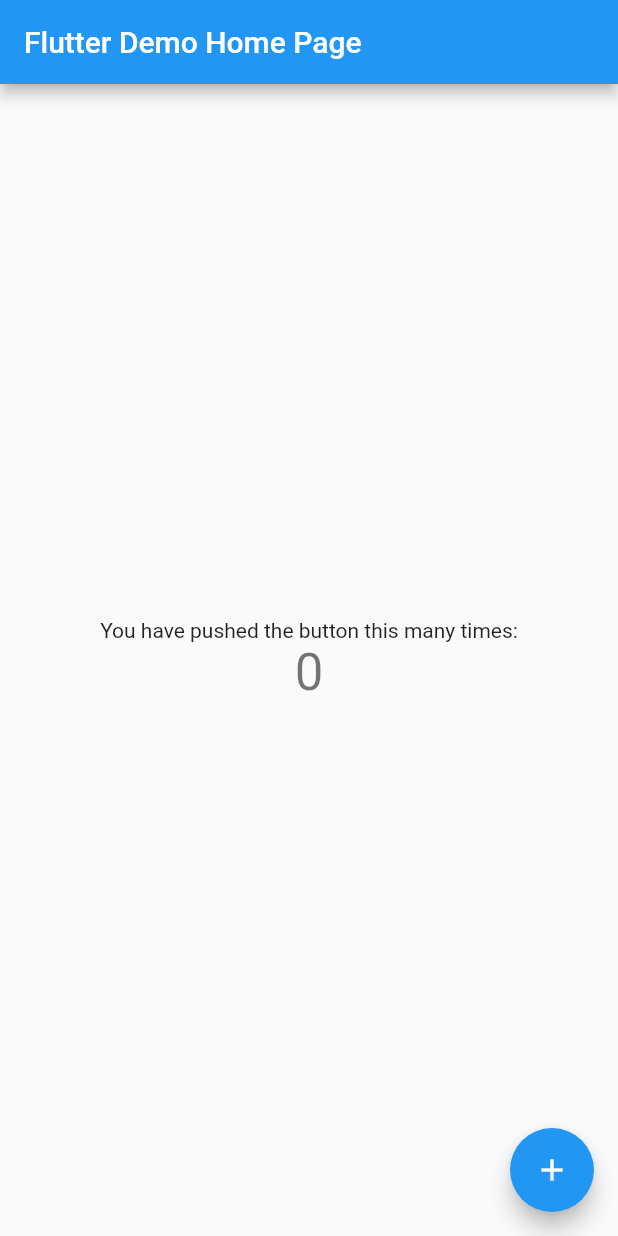
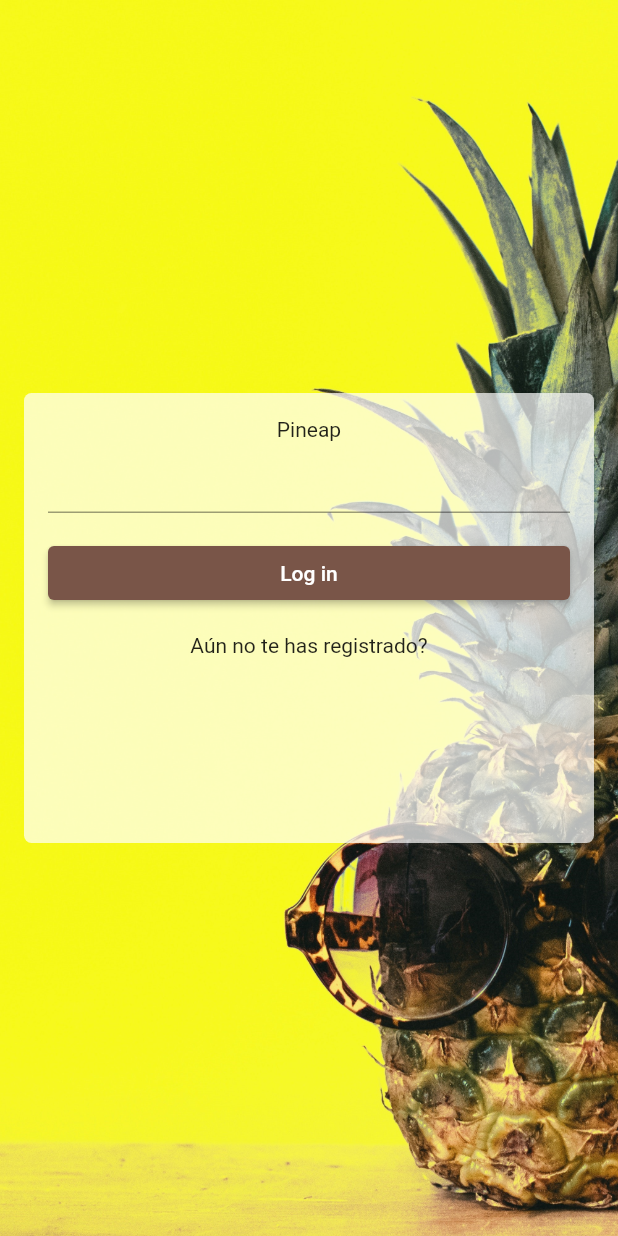
Before and after one commit to jcarloshg/Pineap, a Flutter app: the screen it shows after launch, on a phone screen of 412 x 824 dp. Run offline on Flutter 3.47's test engine with Material 2 defaults, Android fonts, the phone set to English and light mode, and no system bars.

Commit message:
ADD structure form login

```diff
--- a/lib/main.dart
+++ b/lib/main.dart
@@ -1,4 +1,5 @@
 import 'package:flutter/material.dart';
+import 'package:pineap/pages/Login.dart';
 
 void main() {
   runApp(const MyApp());
@@ -11,105 +12,12 @@
   @override
   Widget build(BuildContext context) {
     return MaterialApp(
-      title: 'Flutter Demo',
+      debugShowCheckedModeBanner: false,
+      title: 'Pineap',
       theme: ThemeData(
-        // This is the theme of your application.
-        //
-        // Try running your application with "flutter run". You'll see the
-        // application has a blue toolbar. Then, without quitting the app, try
-        // changing the primarySwatch below to Colors.green and then invoke
-        // "hot reload" (press "r" in the console where you ran "flutter run",
-        // or simply save your changes to "hot reload" in a Flutter IDE).
-        // Notice that the counter didn't reset back to zero; the application
-        // is not restarted.
-        primarySwatch: Colors.blue,
+        primarySwatch: Colors.brown,
       ),
-      home: const MyHomePage(title: 'Flutter Demo Home Page'),
+      home: const LoginScreen(),
     );
   }
 }
-
-class MyHomePage extends StatefulWidget {
-  const MyHomePage({Key? key, required this.title}) : super(key: key);
-
-  // This widget is the home page of your application. It is stateful, meaning
-  // that it has a State object (defined below) that contains fields that affect
-  // how it looks.
-
-  // This class is the configuration for the state. It holds the values (in this
-  // case the title) provided by the parent (in this case the App widget) and
-  // used by the build method of the State. Fields in a Widget subclass are
-  // always marked "final".
-
-  final String title;
-
-  @override
-  State<MyHomePage> createState() => _MyHomePageState();
-}
-
-class _MyHomePageState extends State<MyHomePage> {
-  int _counter = 0;
-
-  void _incrementCounter() {
-    setState(() {
-      // This call to setState tells the Flutter framework that something has
-      // changed in this State, which causes it to rerun the build method below
-      // so that the display can reflect the updated values. If we changed
-      // _counter without calling setState(), then the build method would not be
-      // called again, and so nothing would appear to happen.
-      _counter++;
-    });
-  }
-
-  @override
-  Widget build(BuildContext context) {
-    // This method is rerun every time setState is called, for instance as done
-    // by the _incrementCounter method above.
-    //
-    // The Flutter framework has been optimized to make rerunning build methods
-    // fast, so that you can just rebuild anything that needs updating rather
-    // than having to individually change instances of widgets.
-    return Scaffold(
-      appBar: AppBar(
-        // Here we take the value from the MyHomePage object that was created by
-        // the App.build method, and use it to set our appbar title.
-        title: Text(widget.title),
-      ),
-      body: Center(
-        // Center is a layout widget. It takes a single child and positions it
-        // in the middle of the parent.
-        child: Column(
-          // Column is also a layout widget. It takes a list of children and
-          // arranges them vertically. By default, it sizes itself to fit its
-          // children horizontally, and tries to be as tall as its parent.
-          //
-          // Invoke "debug painting" (press "p" in the console, choose the
-          // "Toggle Debug Paint" action from the Flutter Inspector in Android
-          // Studio, or the "Toggle Debug Paint" command in Visual Studio Code)
-          // to see the wireframe for each widget.
-          //
-          // Column has various properties to control how it sizes itself and
-          // how it positions its children. Here we use mainAxisAlignment to
-          // center the children vertically; the main axis here is the vertical
-          // axis because Columns are vertical (the cross axis would be
-          // horizontal).
-          mainAxisAlignment: MainAxisAlignment.center,
-          children: <Widget>[
-            const Text(
-              'You have pushed the button this many times:',
-            ),
-            Text(
-              '$_counter',
-              style: Theme.of(context).textTheme.headline4,
-            ),
-          ],
-        ),
-      ),
-      floatingActionButton: FloatingActionButton(
-        onPressed: _incrementCounter,
-        tooltip: 'Increment',
-        child: const Icon(Icons.add),
-      ), // This trailing comma makes auto-formatting nicer for build methods.
-    );
-  }
-}
--- /dev/null
+++ b/lib/pages/Login.dart
@@ -0,0 +1,93 @@
+// ignore_for_file: file_names
+
+import 'package:flutter/material.dart';
+
+class LoginScreen extends StatefulWidget {
+  const LoginScreen({Key? key}) : super(key: key);
+
+  @override
+  _LoginScreenState createState() => _LoginScreenState();
+}
+
+class _LoginScreenState extends State<LoginScreen> {
+  @override
+  Widget build(BuildContext context) {
+    return Scaffold(
+      body: Container(
+        // constraints: const BoxConstraints(maxHeight: double.infinity),
+        decoration: const BoxDecoration(
+          image: DecorationImage(
+              image: AssetImage("assets/images/backgorundlogin.jpg"),
+              fit: BoxFit.fitHeight),
+        ),
+        padding: const EdgeInsets.all(16.0),
+        child: Align(
+          alignment: Alignment.center,
+          child: Container(
+            padding: const EdgeInsets.all(16.0),
+            height: 300,
+            alignment: Alignment.center,
+            decoration: const BoxDecoration(
+              color: Colors.white70,
+              // border: Border.all(color: Colors.black87),
+              borderRadius: BorderRadius.all(Radius.circular(5.0)),
+            ),
+            child: const LoginForm(),
+          ),
+        ),
+      ),
+    );
+  }
+}
+
+class LoginForm extends StatefulWidget {
+  const LoginForm({Key? key}) : super(key: key);
+
+  @override
+  _LoginFormState createState() => _LoginFormState();
+}
+
+class _LoginFormState extends State<LoginForm> {
+  final _formKey = GlobalKey<FormState>();
+
+  @override
+  Widget build(BuildContext context) {
+    return Form(
+      key: _formKey,
+      child: Column(
+        crossAxisAlignment: CrossAxisAlignment.stretch,
+        children: <Widget>[
+          const Center(
+            child: Text("Pineap"),
+          ),
+          TextFormField(
+            validator: (value) {
+              if (value == null || value.isEmpty) {
+                return 'Please enter some text';
+              }
+              return null;
+            },
+          ),
+          Padding(
+            padding: const EdgeInsets.symmetric(vertical: 16.0),
+            child: ElevatedButton(
+              onPressed: () {
+                if (_formKey.currentState!.validate()) {
+                  // If the form is valid, display a snackbar. In the real world,
+                  // you'd often call a server or save the information in a database.
+                  ScaffoldMessenger.of(context).showSnackBar(
+                    const SnackBar(content: Text('Processing Data')),
+                  );
+                }
+              },
+              child: const Text('Log in'),
+            ),
+          ),
+          const Center(
+            child: Text("Aún no te has registrado?"),
+          ),
+        ],
+      ),
+    );
+  }
+}
--- a/pubspec.yaml
+++ b/pubspec.yaml
@@ -58,8 +58,8 @@
   uses-material-design: true
 
   # To add assets to your application, add an assets section, like this:
-  # assets:
-  #   - images/a_dot_burr.jpeg
+  assets:
+  - assets/images/
   #   - images/a_dot_ham.jpeg
 
   # An image asset can refer to one or more resolution-specific "variants", see
```
Also changed, not shown: assets/images/backgorundlogin.jpg (added).
